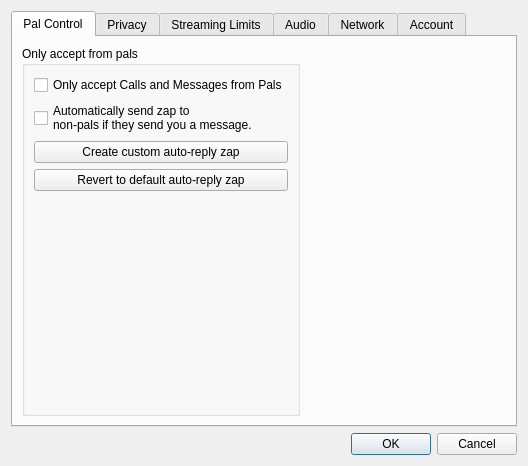
Before: the Qt Designer form cdcx/config.ui in blindchimp/dwyco, drawn with Qt 5.
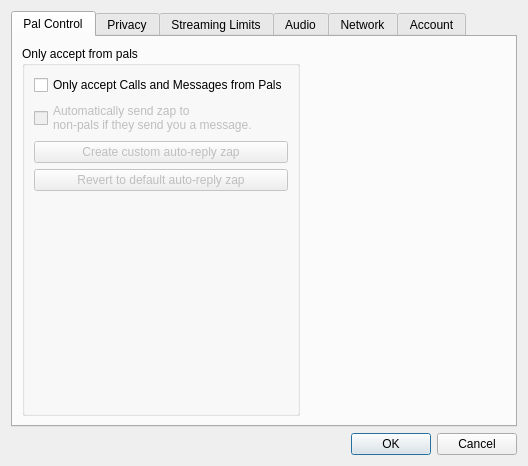
After: the same form once the commit is applied. The open tabs and pages were chosen to show the change.

```diff
--- a/cdcx/config.ui
+++ b/cdcx/config.ui
@@ -51,6 +51,9 @@
             </item>
             <item>
              <widget class="QCheckBox" name="CDC_zap__send_auto_reply">
+              <property name="enabled">
+               <bool>false</bool>
+              </property>
               <property name="text">
                <string>Automatically send zap to
 non-pals if they send you a message.</string>
@@ -59,6 +62,9 @@
             </item>
             <item>
              <widget class="QPushButton" name="create_auto_reply">
+              <property name="enabled">
+               <bool>false</bool>
+              </property>
               <property name="text">
                <string>Create custom auto-reply zap</string>
               </property>
@@ -66,6 +72,9 @@
             </item>
             <item>
              <widget class="QPushButton" name="revert_auto_reply">
+              <property name="enabled">
+               <bool>false</bool>
+              </property>
               <property name="text">
                <string>Revert to default auto-reply zap</string>
               </property>
```
Left out of the diff: 16 changed lines with no effect on the pictures.
